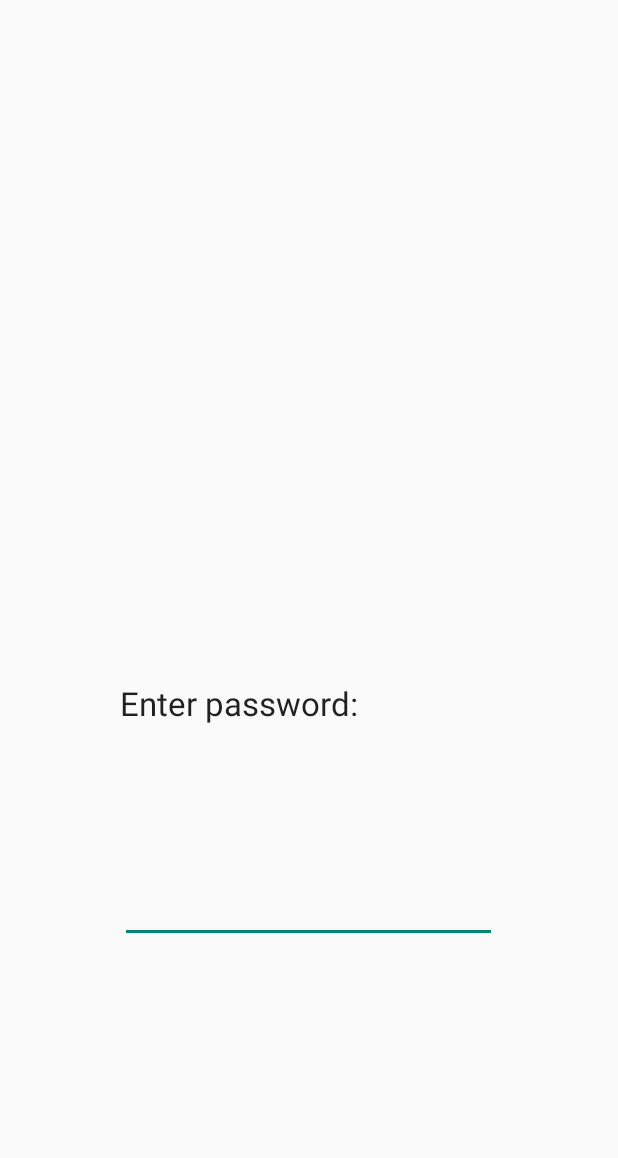
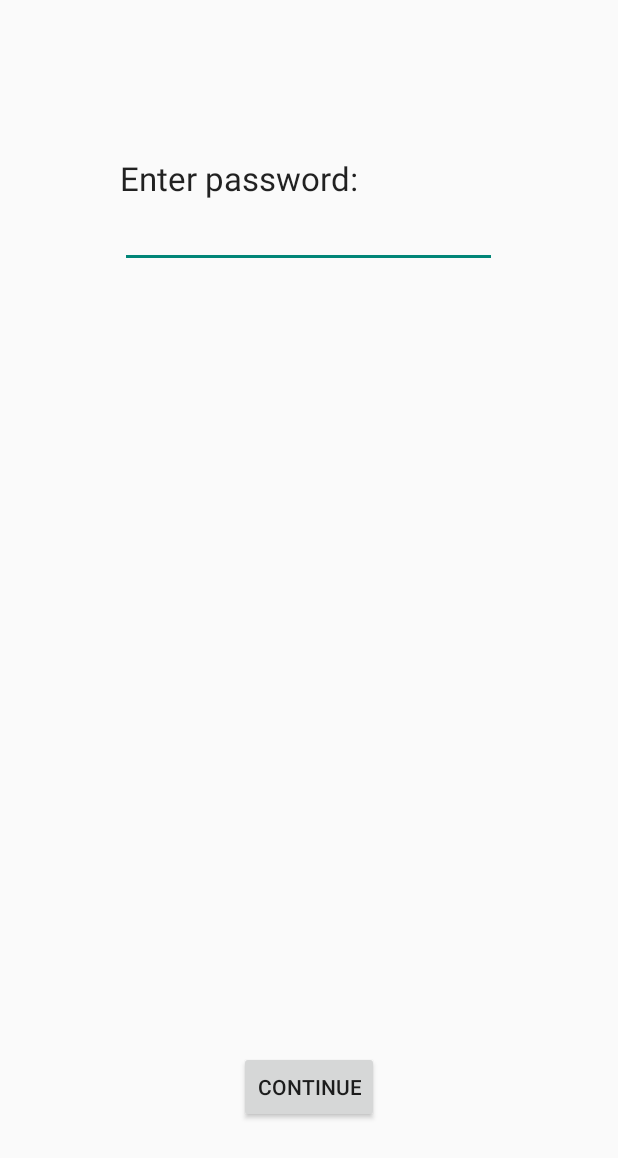
Before and after one commit to annekao/MoneyTrees, an Android app: the layout enter_password.xml on its own in the app's theme, with its tools: preview values and no code run, on a phone screen of 412 x 824 dp. Shown: the top 1158 px of the screen. Run offline under Robolectric (Android 15) with nearby library versions, the phone set to English and light mode, and no system bars.

Commit message:
fixed password stuff

```diff
--- a/app/src/main/res/layout/enter_password.xml
+++ b/app/src/main/res/layout/enter_password.xml
@@ -12,9 +12,8 @@
         android:layout_row="1"
         android:layout_column="12"
         android:fontFamily="sans-serif"
-        android:layout_alignParentBottom="true"
-        android:layout_centerHorizontal="true"
-        android:layout_marginBottom="195dp" />
+        android:layout_below="@+id/pwText"
+        android:layout_centerHorizontal="true" />
 
     <TextView
         android:layout_width="wrap_content"
@@ -22,8 +21,18 @@
         android:textAppearance="?android:attr/textAppearanceLarge"
         android:text="Enter password: "
         android:id="@+id/pwText"
-        android:layout_marginBottom="100dp"
-        android:layout_above="@+id/password"
+        android:layout_alignParentTop="true"
         android:layout_alignLeft="@+id/password"
-        android:layout_alignStart="@+id/password" />
+        android:layout_alignStart="@+id/password"
+        android:layout_marginTop="104dp" />
+
+    <Button
+        android:layout_width="wrap_content"
+        android:layout_height="wrap_content"
+        android:text="Continue"
+        android:id="@+id/button"
+        android:layout_alignParentBottom="true"
+        android:layout_centerHorizontal="true"
+        android:layout_marginBottom="75dp"
+        android:onClick="enterPassword"/>
 </RelativeLayout>
```
Also changed, not shown: app/src/main/java/com/hackrice/kevinskim93/moneytrees/Main.java (+40 -15 lines), app/src/main/res/layout/create_password.xml (+4 -6 lines).
